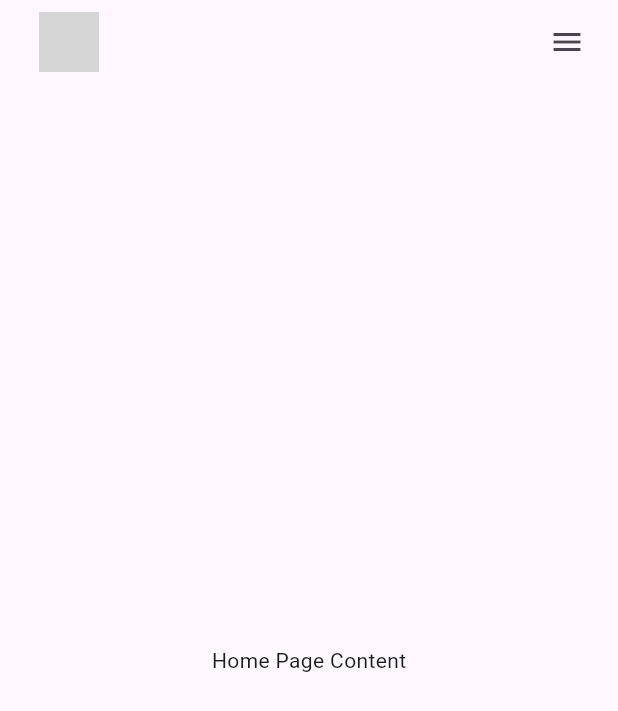
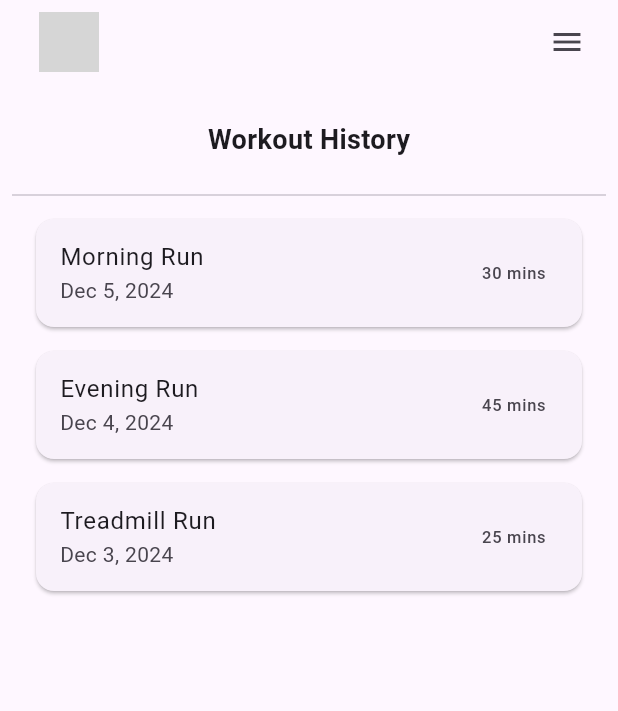
Before and after one commit to JKaizenn/Run-Sync, a Flutter app: the screen it shows after launch, on a phone screen of 412 x 824 dp. Shown: the top 711 px of the screen. Run offline on Flutter 3.47's test engine with Material 3 defaults, Android fonts, the phone set to English and light mode, and no system bars; network calls fail; grey boxes are pictures that could not be loaded.

Commit message:
Added Workout Log
Added a workout log to homescreen. Imported a date module and edited the pubsec.yaml.

```diff
--- a/run_sync/lib/screens/home_screen.dart
+++ b/run_sync/lib/screens/home_screen.dart
@@ -1,49 +1,65 @@
 import 'package:flutter/material.dart';
 import '../widgets/app_navigation_drawer.dart';
+import '../widgets/workout_log.dart';
 
 class HomeScreen extends StatelessWidget {
   const HomeScreen({super.key});
 
   @override
   Widget build(BuildContext context) {
-    final String userProfileUrl = 'https://w7.pngwing.com/pngs/340/946/png-transparent-avatar-user-computer-icons-software-developer-avatar-child-face-heroes-thumbnail.png'; // Replace with actual URL
+    // Sample workout data
+    final List<Workout> previousWorkouts = [
+      Workout(
+        title: "Morning Run",
+        date: DateTime.now().subtract(Duration(days: 1)),
+        duration: 30,
+      ),
+      Workout(
+        title: "Evening Run",
+        date: DateTime.now().subtract(Duration(days: 2)),
+        duration: 45,
+      ),
+      Workout(
+        title: "Treadmill Run",
+        date: DateTime.now().subtract(Duration(days: 3)),
+        duration: 25,
+      ),
+    ];
+
     return Scaffold(
       appBar: AppBar(
         title: Row(
           children: [
             const SizedBox(width: 10),
             CircleAvatar(
-              backgroundImage: NetworkImage(userProfileUrl),
+              backgroundImage: NetworkImage(
+                  'https://w7.pngwing.com/pngs/340/946/png-transparent-avatar-user-computer-icons-software-developer-avatar-child-face-heroes-thumbnail.png'),
             ),
           ],
         ),
         actions: [
           Builder(
             builder: (context) {
-                return Row(
+              return Row(
                 children: [
                   IconButton(
-                  icon: const Icon(Icons.menu), // Hamburger menu icon
-                  onPressed: () {
-                    Scaffold.of(context).openEndDrawer(); // Open drawer from the right
-                  },
+                    icon: const Icon(Icons.menu),
+                    onPressed: () {
+                      Scaffold.of(context).openEndDrawer();
+                    },
                   ),
                   const SizedBox(width: 10),
                 ],
-                );
-              return IconButton(
-                icon: const Icon(Icons.menu), // Hamburger menu icon
-                onPressed: () {
-                  Scaffold.of(context).openEndDrawer(); // Open drawer from the right
-                },
               );
             },
           ),
         ],
       ),
-      endDrawer: const AppNavigationDrawer(), // Drawer widget
-      body: const Center(
-        child: Text('Home Page Content'), // Replace with actual content
+      endDrawer: const AppNavigationDrawer(),
+      // Embed the WorkoutLog directly in the body
+      body: Padding(
+        padding: const EdgeInsets.all(8.0),
+        child: WorkoutLog(previousWorkouts: previousWorkouts),
       ),
     );
   }
--- /dev/null
+++ b/run_sync/lib/widgets/workout_log.dart
@@ -0,0 +1,74 @@
+import 'package:flutter/material.dart';
+import 'package:intl/intl.dart'; // For date formatting
+
+// Workout class to represent each workout
+class Workout {
+  final String title;
+  final DateTime date;
+  final int duration; // Duration in minutes
+
+  Workout({
+    required this.title,
+    required this.date,
+    required this.duration,
+  });
+}
+
+// Workout History Widget
+class WorkoutLog extends StatelessWidget {
+  final List<Workout> previousWorkouts;
+
+  const WorkoutLog({Key? key, required this.previousWorkouts})
+      : super(key: key);
+
+  @override
+  Widget build(BuildContext context) {
+    return Column(
+      children: [
+        Padding(
+          padding: const EdgeInsets.all(16.0),
+          child: Text(
+            "Workout History",
+            style: TextStyle(fontSize: 18, fontWeight: FontWeight.bold),
+          ),
+        ),
+        const Divider(),
+        // Expanded widget ensures the ListView.builder is scrollable and fits properly
+        Expanded(
+          child: ListView.builder(
+            itemCount: previousWorkouts.length,
+            itemBuilder: (context, index) {
+              final workout = previousWorkouts[index];
+              return Card(
+                margin:
+                    const EdgeInsets.symmetric(vertical: 8.0, horizontal: 16.0),
+                child: ListTile(
+                  title: Text(workout.title),
+                  subtitle: Text(DateFormat.yMMMd().format(workout.date)),
+                  trailing: Text("${workout.duration} mins"),
+                ),
+              );
+            },
+          ),
+        ),
+      ],
+    );
+  }
+}
+
+// Helper method to show the overlay
+void showWorkoutOverlay(BuildContext context, List<Workout> workouts) {
+  showModalBottomSheet(
+    context: context,
+    isScrollControlled: true,
+    builder: (_) {
+      return Container(
+        decoration: const BoxDecoration(
+          color: Colors.white,
+          borderRadius: BorderRadius.vertical(top: Radius.circular(16.0)),
+        ),
+        child: WorkoutLog(previousWorkouts: workouts),
+      );
+    },
+  );
+}
--- a/run_sync/pubspec.yaml
+++ b/run_sync/pubspec.yaml
@@ -30,11 +30,8 @@ environment:
 dependencies:
   flutter:
     sdk: flutter
-
-
-  # The following adds the Cupertino Icons font to your application.
-  # Use with the CupertinoIcons class for iOS style icons.
   cupertino_icons: ^1.0.8
+  intl: ^0.18.0
 
 dev_dependencies:
   flutter_test:
```
Also changed, not shown: run_sync/pubspec.lock.
